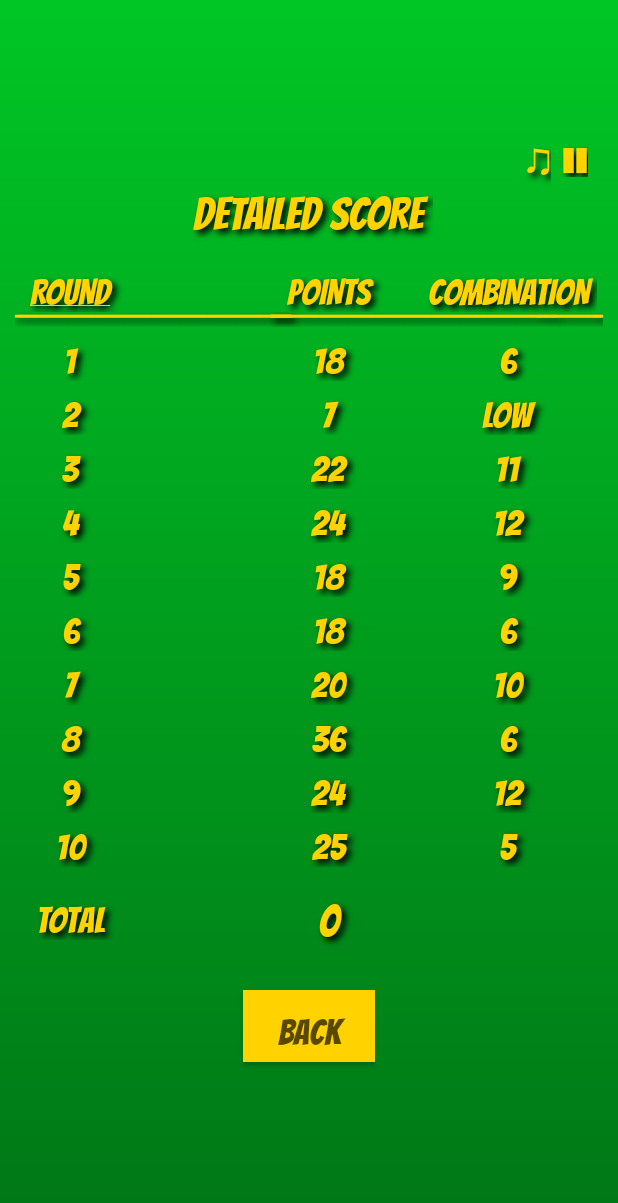
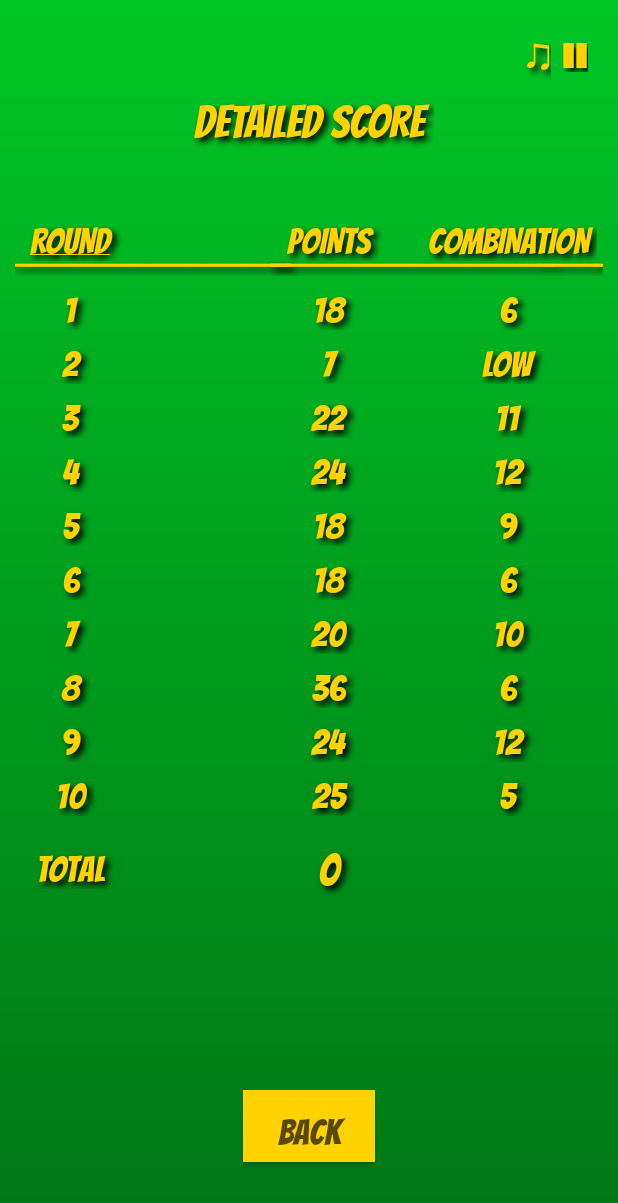
Before and after one commit to antonjolsson/Thirty, an Android app: the ScoreActivity screen opened directly, with no data from a screen before it, on a phone screen of 412 x 824 dp. Shown: the top 1203 px of the screen. Run offline under Robolectric (Android 15) with nearby library versions, the phone set to English and light mode, and no system bars; 3 statements that could not run were skipped.

Commit message:
Responsive layout

```diff
--- a/app/src/main/res/layout/activity_result.xml
+++ b/app/src/main/res/layout/activity_result.xml
@@ -1,21 +1,28 @@
 <?xml version="1.0" encoding="utf-8"?>
-<LinearLayout xmlns:android="http://schemas.android.com/apk/res/android"
+<androidx.constraintlayout.widget.ConstraintLayout xmlns:android="http://schemas.android.com/apk/res/android"
     xmlns:app="http://schemas.android.com/apk/res-auto"
     xmlns:tools="http://schemas.android.com/tools"
+    android:id="@+id/constraintLayout"
     android:layout_width="match_parent"
     android:layout_height="match_parent"
     android:background="@drawable/background"
     android:gravity="center"
-    android:orientation="vertical"
     tools:context=".ScoreActivity">
 
-    <LinearLayout
+    <androidx.constraintlayout.widget.Guideline
+        android:id="@+id/guideline5"
         android:layout_width="wrap_content"
         android:layout_height="wrap_content"
-        android:layout_gravity="right"
-        android:layout_marginTop="-20dp"
-        android:layout_weight="0"
-        android:orientation="horizontal">
+        android:orientation="horizontal"
+        app:layout_constraintGuide_percent="0.02" />
+
+    <LinearLayout
+        android:id="@+id/linearLayout2"
+        android:layout_width="wrap_content"
+        android:layout_height="wrap_content"
+        android:orientation="horizontal"
+        app:layout_constraintEnd_toEndOf="parent"
+        app:layout_constraintTop_toTopOf="@+id/guideline5">
 
         <TextView
             android:id="@+id/textView3"
@@ -46,34 +53,33 @@
             android:textSize="18sp" />
     </LinearLayout>
 
-    <Space
-        android:layout_width="match_parent"
-        android:layout_height="11dp"
-        android:layout_marginTop="-20dp"
-        android:layout_weight="0" />
-
     <TextView
         android:id="@+id/textView"
         style="@style/largeText"
         android:layout_width="wrap_content"
         android:layout_height="wrap_content"
-        android:layout_gravity="center_horizontal"
-        android:layout_weight="0"
         android:text="@string/detailed_results"
-        android:textAlignment="center" />
+        android:textAlignment="center"
+        app:layout_constraintEnd_toEndOf="parent"
+        app:layout_constraintStart_toStartOf="parent"
+        app:layout_constraintTop_toBottomOf="@+id/linearLayout2" />
 
-    <Space
-        android:layout_width="match_parent"
-        android:layout_height="13dp"
-        android:layout_weight="0" />
+    <androidx.constraintlayout.widget.Guideline
+        android:id="@+id/guideline7"
+        android:layout_width="wrap_content"
+        android:layout_height="wrap_content"
+        android:orientation="horizontal"
+        app:layout_constraintGuide_percent="0.18" />
 
     <TableLayout
         android:id="@+id/scoreTable"
-        android:layout_width="match_parent"
+        android:layout_width="0dp"
         android:layout_height="wrap_content"
-        android:layout_weight="0"
         android:paddingStart="10dp"
-        android:paddingEnd="10dp">
+        android:paddingEnd="10dp"
+        app:layout_constraintEnd_toEndOf="parent"
+        app:layout_constraintStart_toStartOf="parent"
+        app:layout_constraintTop_toTopOf="@+id/guideline7">
 
         <TableRow
             android:layout_width="match_parent"
@@ -603,22 +609,25 @@
         </TableRow>
     </TableLayout>
 
-    <Space
-        android:layout_width="match_parent"
-        android:layout_height="20dp"
-        android:layout_weight="0" />
-
     <Button
         android:id="@+id/scoreBackButton"
         style="@style/cardButton"
         android:layout_width="wrap_content"
         android:layout_height="wrap_content"
-        android:layout_gravity="center"
-        android:layout_weight="0"
         android:background="@color/colorAccent"
         android:elevation="10dp"
         android:fontFamily="@font/bangers"
         android:text="@string/back"
-        android:textSize="24sp" />
+        android:textSize="24sp"
+        app:layout_constraintBottom_toTopOf="@+id/guideline6"
+        app:layout_constraintEnd_toEndOf="parent"
+        app:layout_constraintStart_toStartOf="parent" />
 
-</LinearLayout>
+    <androidx.constraintlayout.widget.Guideline
+        android:id="@+id/guideline6"
+        android:layout_width="wrap_content"
+        android:layout_height="wrap_content"
+        android:orientation="horizontal"
+        app:layout_constraintGuide_percent="0.94" />
+
+</androidx.constraintlayout.widget.ConstraintLayout>
```
Also changed, not shown: app/src/main/res/layout-land/activity_main.xml (+54 -56 lines), app/src/main/res/layout/activity_main.xml (+32 -13 lines), app/src/main/res/layout/activity_splash.xml (+7 -4 lines).
